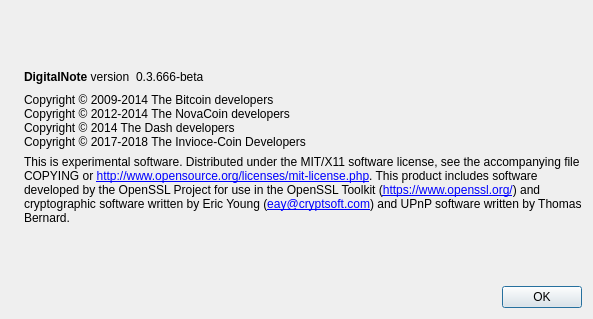
Before: the Qt Designer form src/qt/forms/aboutdialog.ui in CryptoCoderz/DigitalNote, drawn with Qt 5.
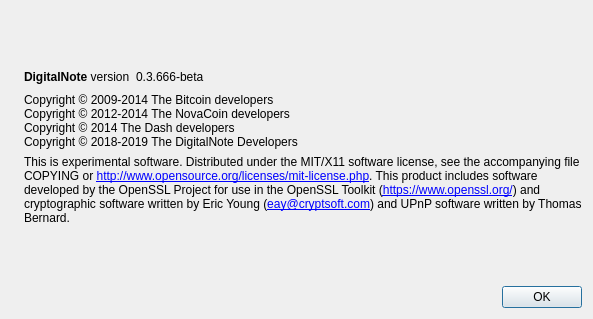
After: the same form once the commit is applied. Icons and pictures are not drawn.

```diff
--- a/src/qt/forms/aboutdialog.ui
+++ b/src/qt/forms/aboutdialog.ui
@@ -97,7 +97,7 @@
         <string>Copyright © 2009-2014 The Bitcoin developers
 Copyright © 2012-2014 The NovaCoin developers
 Copyright © 2014 The Dash developers
-Copyright © 2017-2018 The Invioce-Coin Developers</string>
+Copyright © 2018-2019 The DigitalNote Developers</string>
        </property>
        <property name="textInteractionFlags">
         <set>Qt::LinksAccessibleByMouse|Qt::TextSelectableByKeyboard|Qt::TextSelectableByMouse</set>
```
